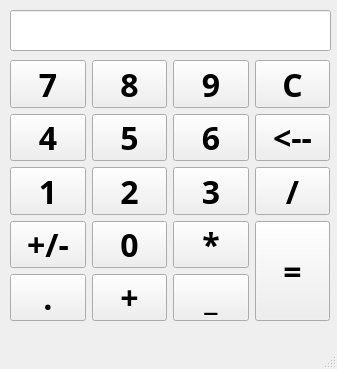
This is interface_ui/calc_variant_2.ui in dr-number/Lab5__PyQT_Graphical_development_tool__Qt_Designer as Qt 5 draws it before an edit. The edited form follows.
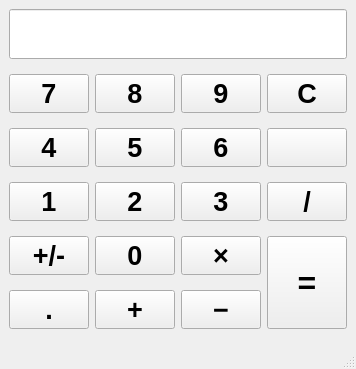
This is the edited form. Icons and pictures are not drawn.

Diff of the .ui file:
```diff
--- a/interface_ui/calc_variant_2.ui
+++ b/interface_ui/calc_variant_2.ui
@@ -20,18 +20,18 @@
    <string>Калькулятор - [Предпросмотр]</string>
   </property>
   <widget class="QWidget" name="centralwidget">
+   <layout class="QVBoxLayout" name="verticalLayout">
+    <item>
    <widget class="QLineEdit" name="lineEdit">
-    <property name="geometry">
-     <rect>
-      <x>10</x>
-      <y>10</y>
-      <width>321</width>
-      <height>41</height>
-     </rect>
+      <property name="minimumSize">
+       <size>
+        <width>0</width>
+        <height>50</height>
+       </size>
     </property>
     <property name="font">
      <font>
-      <family>ScriptS</family>
+        <family>Consolas</family>
       <pointsize>24</pointsize>
       <bold>true</bold>
      </font>
@@ -40,29 +40,28 @@
      <bool>false</bool>
     </property>
    </widget>
-   <widget class="QWidget" name="">
-    <property name="geometry">
-     <rect>
-      <x>10</x>
-      <y>60</y>
-      <width>320</width>
-      <height>261</height>
-     </rect>
-    </property>
-    <property name="font">
-     <font>
-      <family>Sitka</family>
-      <pointsize>24</pointsize>
-      <bold>true</bold>
-     </font>
-    </property>
+    </item>
+    <item>
+     <widget class="QWidget" name="buttonsWidget" native="true">
     <layout class="QGridLayout" name="gridLayout">
+       <property name="leftMargin">
+        <number>0</number>
+       </property>
+       <property name="topMargin">
+        <number>0</number>
+       </property>
+       <property name="rightMargin">
+        <number>0</number>
+       </property>
+       <property name="bottomMargin">
+        <number>0</number>
+       </property>
      <item row="0" column="0">
       <widget class="QPushButton" name="pushButton_7">
        <property name="font">
         <font>
-         <family>Sitka</family>
-         <pointsize>24</pointsize>
+           <family>Segoe UI</family>
+           <pointsize>20</pointsize>
          <bold>true</bold>
         </font>
        </property>
@@ -75,8 +74,8 @@
       <widget class="QPushButton" name="pushButton_8">
        <property name="font">
         <font>
-         <family>Sitka</family>
-         <pointsize>24</pointsize>
+           <family>Segoe UI</family>
+           <pointsize>20</pointsize>
          <bold>true</bold>
         </font>
        </property>
@@ -89,8 +88,8 @@
       <widget class="QPushButton" name="pushButton_9">
        <property name="font">
         <font>
-         <family>Sitka</family>
-         <pointsize>24</pointsize>
+           <family>Segoe UI</family>
+           <pointsize>20</pointsize>
          <bold>true</bold>
         </font>
        </property>
@@ -103,8 +102,8 @@
       <widget class="QPushButton" name="pushButton_ClearAll">
        <property name="font">
         <font>
-         <family>Sitka</family>
-         <pointsize>24</pointsize>
+           <family>Segoe UI</family>
+           <pointsize>20</pointsize>
          <bold>true</bold>
         </font>
        </property>
@@ -117,8 +116,8 @@
       <widget class="QPushButton" name="pushButton_4">
        <property name="font">
         <font>
-         <family>Sitka</family>
-         <pointsize>24</pointsize>
+           <family>Segoe UI</family>
+           <pointsize>20</pointsize>
          <bold>true</bold>
         </font>
        </property>
@@ -131,8 +130,8 @@
       <widget class="QPushButton" name="pushButton_5">
        <property name="font">
         <font>
-         <family>Sitka</family>
-         <pointsize>24</pointsize>
+           <family>Segoe UI</family>
+           <pointsize>20</pointsize>
          <bold>true</bold>
         </font>
        </property>
@@ -145,8 +144,8 @@
       <widget class="QPushButton" name="pushButton_6">
        <property name="font">
         <font>
-         <family>Sitka</family>
-         <pointsize>24</pointsize>
+           <family>Segoe UI</family>
+           <pointsize>20</pointsize>
          <bold>true</bold>
         </font>
        </property>
@@ -157,15 +156,24 @@
      </item>
      <item row="1" column="3">
       <widget class="QPushButton" name="pushButton_ClearLastSymbol">
+         <property name="sizePolicy">
+          <sizepolicy hsizetype="Minimum" vsizetype="Ignored">
+           <horstretch>0</horstretch>
+           <verstretch>0</verstretch>
+          </sizepolicy>
+         </property>
        <property name="font">
         <font>
-         <family>Sitka</family>
-         <pointsize>24</pointsize>
+           <family>Segoe UI</family>
+           <pointsize>20</pointsize>
          <bold>true</bold>
         </font>
        </property>
        <property name="text">
-        <string>&lt;--</string>
+          <string/>
+         </property>
+         <property name="icon">
+          <iconset theme="edit-delete"/>
        </property>
       </widget>
      </item>
@@ -173,8 +181,8 @@
       <widget class="QPushButton" name="pushButton_1">
        <property name="font">
         <font>
-         <family>Sitka</family>
-         <pointsize>24</pointsize>
+           <family>Segoe UI</family>
+           <pointsize>20</pointsize>
          <bold>true</bold>
         </font>
        </property>
@@ -187,8 +195,8 @@
       <widget class="QPushButton" name="pushButton_2">
        <property name="font">
         <font>
-         <family>Sitka</family>
-         <pointsize>24</pointsize>
+           <family>Segoe UI</family>
+           <pointsize>20</pointsize>
          <bold>true</bold>
         </font>
        </property>
@@ -201,8 +209,8 @@
       <widget class="QPushButton" name="pushButton_3">
        <property name="font">
         <font>
-         <family>Sitka</family>
-         <pointsize>24</pointsize>
+           <family>Segoe UI</family>
+           <pointsize>20</pointsize>
          <bold>true</bold>
         </font>
        </property>
@@ -215,8 +223,8 @@
       <widget class="QPushButton" name="pushButton_Division">
        <property name="font">
         <font>
-         <family>Sitka</family>
-         <pointsize>24</pointsize>
+           <family>Segoe UI</family>
+           <pointsize>20</pointsize>
          <bold>true</bold>
         </font>
        </property>
@@ -229,9 +237,8 @@
       <widget class="QPushButton" name="pushButton_Sign">
        <property name="font">
         <font>
-         <family>Sitka</family>
-         <pointsize>24</pointsize>
-         <italic>false</italic>
+           <family>Segoe UI</family>
+           <pointsize>20</pointsize>
          <bold>true</bold>
         </font>
        </property>
@@ -244,8 +251,8 @@
       <widget class="QPushButton" name="pushButton_10">
        <property name="font">
         <font>
-         <family>Sitka</family>
-         <pointsize>24</pointsize>
+           <family>Segoe UI</family>
+           <pointsize>20</pointsize>
          <bold>true</bold>
         </font>
        </property>
@@ -258,13 +265,13 @@
       <widget class="QPushButton" name="pushButton_Multiplication">
        <property name="font">
         <font>
-         <family>Sitka</family>
-         <pointsize>24</pointsize>
+           <family>Segoe UI</family>
+           <pointsize>20</pointsize>
          <bold>true</bold>
         </font>
        </property>
        <property name="text">
-        <string>*</string>
+          <string>×</string>
        </property>
       </widget>
      </item>
@@ -272,8 +279,8 @@
       <widget class="QPushButton" name="pushButton_Dot">
        <property name="font">
         <font>
-         <family>Sitka</family>
-         <pointsize>24</pointsize>
+           <family>Segoe UI</family>
+           <pointsize>20</pointsize>
          <bold>true</bold>
         </font>
        </property>
@@ -286,8 +293,8 @@
       <widget class="QPushButton" name="pushButton_Plas">
        <property name="font">
         <font>
-         <family>Sitka</family>
-         <pointsize>24</pointsize>
+           <family>Segoe UI</family>
+           <pointsize>20</pointsize>
          <bold>true</bold>
         </font>
        </property>
@@ -300,27 +307,27 @@
       <widget class="QPushButton" name="pushButton_Minus">
        <property name="font">
         <font>
-         <family>Sitka</family>
-         <pointsize>24</pointsize>
+           <family>Segoe UI</family>
+           <pointsize>20</pointsize>
          <bold>true</bold>
         </font>
        </property>
        <property name="text">
-        <string>_</string>
+          <string>−</string>
        </property>
       </widget>
      </item>
      <item row="3" column="3" rowspan="2">
       <widget class="QPushButton" name="pushButton_Division_2">
        <property name="sizePolicy">
-        <sizepolicy hsizetype="Minimum" vsizetype="Ignored">
+          <sizepolicy hsizetype="Minimum" vsizetype="Expanding">
          <horstretch>0</horstretch>
          <verstretch>0</verstretch>
         </sizepolicy>
        </property>
        <property name="font">
         <font>
-         <family>Sitka</family>
+           <family>Segoe UI</family>
          <pointsize>24</pointsize>
          <bold>true</bold>
         </font>
@@ -328,10 +335,18 @@
        <property name="text">
         <string>=</string>
        </property>
+         <property name="iconSize">
+          <size>
+           <width>32</width>
+           <height>32</height>
+          </size>
+         </property>
       </widget>
      </item>
     </layout>
    </widget>
+    </item>
+   </layout>
   </widget>
   <widget class="QMenuBar" name="menubar">
    <property name="geometry">
```
Left out of the diff: 242 changed lines with no effect on the pictures. Lines whose indentation alone changed are shown as unchanged.
